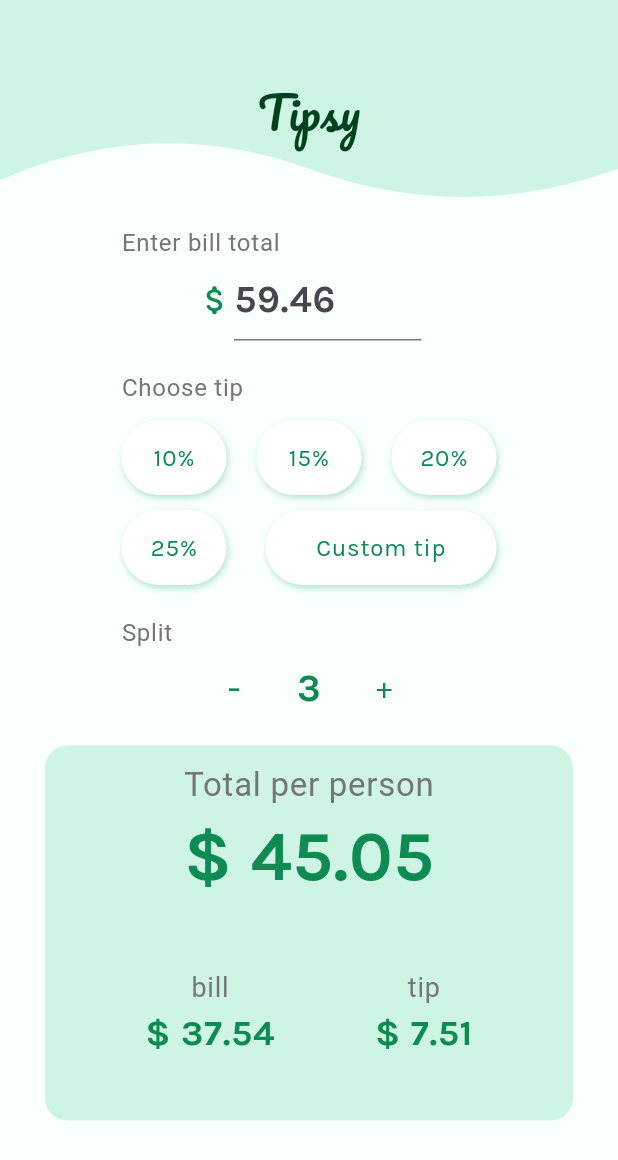
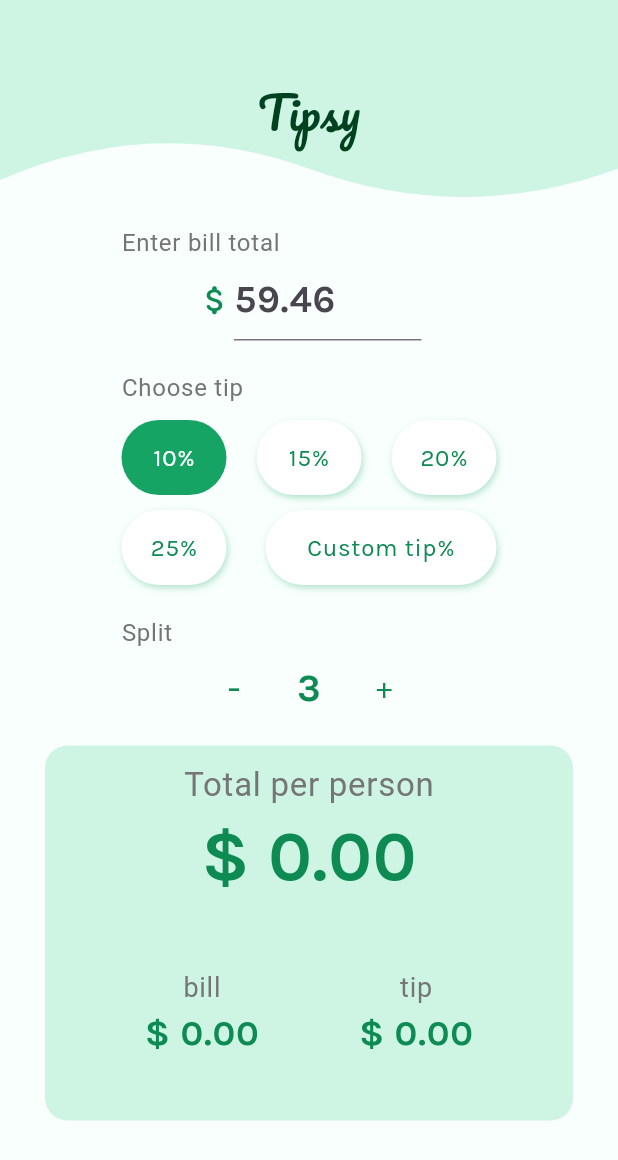
Before and after one commit to zg0ul/tpisy_tip_calculator, a Flutter app: the screen it shows after launch, on a phone screen of 412 x 824 dp. Shown: the top 1160 px of the screen. Run offline on Flutter 3.47's test engine with Material 2 defaults, Android fonts, the phone set to English and light mode, and no system bars; our stand-ins replace flutter_riverpod, google_fonts.

Commit message:
app done

```diff
--- a/lib/main.dart
+++ b/lib/main.dart
@@ -1,13 +1,19 @@
 import 'package:flutter/material.dart';
+import 'package:flutter_riverpod/flutter_riverpod.dart';
 import 'package:tipsy_tip_calculator/views/home_screen.dart';
 
 void main() {
-  runApp(const MyApp());
+  runApp(const ProviderScope(child: MyApp()));
 }
 
-class MyApp extends StatelessWidget {
+class MyApp extends StatefulWidget {
   const MyApp({super.key});
 
+  @override
+  State<MyApp> createState() => _MyAppState();
+}
+
+class _MyAppState extends State<MyApp> {
   // This widget is the root of your application.
   @override
   Widget build(BuildContext context) {
--- /dev/null
+++ b/lib/utils/controllers.dart
@@ -0,0 +1,3 @@
+import 'package:flutter/material.dart';
+
+final TextEditingController customTipButtonController = TextEditingController();
--- a/lib/utils/helpers/tip_button.dart
+++ b/lib/utils/helpers/tip_button.dart
@@ -1,43 +1,60 @@
 import 'package:flutter/material.dart';
-import 'package:tipsy_tip_calculator/utils/colors.dart';
+import 'package:flutter_riverpod/flutter_riverpod.dart';
+import 'package:tipsy_tip_calculator/utils/controllers.dart';
+import 'package:tipsy_tip_calculator/utils/enums.dart';
+import 'package:tipsy_tip_calculator/utils/providers.dart';
+import 'package:tipsy_tip_calculator/utils/styles/styles.dart';
 
-class TipButton extends StatelessWidget {
+class TipButton extends ConsumerWidget {
   final String text;
   final bool isPill;
-  const TipButton({required this.text, this.isPill = false, super.key});
+  final Tip label;
+  final Tip currentTip;
+  const TipButton({
+    required this.text,
+    required this.label,
+    required this.currentTip,
+    this.isPill = false,
+    super.key,
+  });
 
   @override
-  Widget build(BuildContext context) {
+  Widget build(BuildContext context, WidgetRef ref) {
     const int width = 70;
     final double buttonWidth = width * (isPill ? 2.2 : 1);
+    final bool isActive = label == currentTip;
+
     return GestureDetector(
-      onTap: () {},
+      onTap: () {
+        ref.read(tipProvider.notifier).state = label;
+      },
       child: Container(
         width: buttonWidth,
         height: 50,
-        decoration: BoxDecoration(
-          color: Colors.white,
-          borderRadius: BorderRadius.circular(55),
-          boxShadow: const [
-            BoxShadow(
-              color: shadowColor,
-              blurRadius: 3,
-              offset: Offset(1, 2),
-              blurStyle: BlurStyle.normal,
-              spreadRadius: 0.1,
-            ),
-          ],
-        ),
+        decoration: isActive ? activeBoxStyle : inactiveBoxStyle,
         child: Center(
-          child: Text(
-            text,
-            style: const TextStyle(
-              fontFamily: "Karmilla",
-              color: textColor,
-              fontSize: 16,
-              letterSpacing: 0.5,
-            ),
-          ),
+          child: isActive && label == Tip.custom
+              ? TextField(
+                  keyboardType: TextInputType.number,
+                  decoration: customTipActiveDecoration,
+                  style: activeTextStyle,
+                  controller: customTipButtonController,
+                  textAlign: TextAlign.center,
+                  textAlignVertical: TextAlignVertical.top,
+                  onChanged: (value) {
+                    ref.read(customTipButtonContents.notifier).state = value;
+                    final numvalue = double.tryParse(value);
+                    print(numvalue);
+                    ref
+                        .read(tipProvider.notifier)
+                        .state
+                        .customPercentage = numvalue ?? 0.0;
+                  },
+                )
+              : Text(
+                  '$text%',
+                  style: isActive ? activeTextStyle : inactiveTextStyle,
+                ),
         ),
       ),
     );
--- /dev/null
+++ b/lib/utils/providers.dart
@@ -0,0 +1,8 @@
+import 'package:flutter_riverpod/flutter_riverpod.dart';
+import 'package:tipsy_tip_calculator/utils/enums.dart';
+
+final totalBillProvider = StateProvider<num>((ref) => 0);
+final tipProvider = StateProvider<Tip>((ref) => Tip.ten);
+final splitCounterProvider = StateProvider<int>((ref) => 3);
+
+final customTipButtonContents = StateProvider<String?>((ref) => null);
--- a/lib/utils/colors.dart
+++ b/lib/utils/styles/colors.dart
@@ -9,3 +9,4 @@ const titleColor = Color.fromARGB(255, 0, 66, 32);
 // const textColor = Color.fromARGB(255, 90, 164, 127);
 const textColor = Color.fromARGB(255, 14, 138, 83);
 const shadowColor = Color.fromARGB(255, 182, 228, 208);
+const activeButtonColor = Color.fromARGB(255, 22, 164, 101);
--- /dev/null
+++ b/lib/utils/styles/styles.dart
@@ -0,0 +1,48 @@
+import 'package:flutter/material.dart';
+import 'package:tipsy_tip_calculator/utils/styles/colors.dart';
+
+const TextStyle inactiveTextStyle = TextStyle(
+  fontFamily: "Karmilla",
+  color: textColor,
+  fontSize: 16,
+  letterSpacing: 0.5,
+);
+
+const TextStyle activeTextStyle = TextStyle(
+  fontFamily: "Karmilla",
+  color: Colors.white,
+  fontSize: 16,
+  letterSpacing: 0.5,
+);
+
+BoxDecoration inactiveBoxStyle = BoxDecoration(
+  color: Colors.white,
+  borderRadius: BorderRadius.circular(55),
+  boxShadow: const [
+    BoxShadow(
+      color: shadowColor,
+      blurRadius: 3,
+      offset: Offset(1, 2),
+      blurStyle: BlurStyle.normal,
+      spreadRadius: 0.1,
+    ),
+  ],
+);
+
+BoxDecoration activeBoxStyle = BoxDecoration(
+  color: activeButtonColor,
+  borderRadius: BorderRadius.circular(55),
+);
+
+const InputDecoration customTipActiveDecoration = InputDecoration(
+  border: OutlineInputBorder(
+    gapPadding: 100,
+    borderRadius: BorderRadius.all(Radius.circular(55)),
+  ),
+  fillColor: activeButtonColor,
+  suffixText: '%',
+  suffixStyle: activeTextStyle,
+
+  // hintText: 'Custom tip',
+  // hintStyle: activeTextStyle,
+);
--- a/lib/views/home_screen.dart
+++ b/lib/views/home_screen.dart
@@ -1,14 +1,20 @@
 import 'package:flutter/material.dart';
+import 'package:flutter_riverpod/flutter_riverpod.dart';
 import 'package:google_fonts/google_fonts.dart';
-import 'package:tipsy_tip_calculator/utils/colors.dart';
+import 'package:tipsy_tip_calculator/utils/styles/colors.dart';
 import 'package:tipsy_tip_calculator/widgets/choose_tip.dart';
 import 'package:tipsy_tip_calculator/widgets/enter_bill.dart';
 import 'package:tipsy_tip_calculator/widgets/output.dart';
 import 'package:tipsy_tip_calculator/widgets/split.dart';
 
-class HomeScreen extends StatelessWidget {
+class HomeScreen extends ConsumerStatefulWidget {
   const HomeScreen({super.key});
 
+  @override
+  ConsumerState<HomeScreen> createState() => _HomeScreenState();
+}
+
+class _HomeScreenState extends ConsumerState<HomeScreen> {
   @override
   Widget build(BuildContext context) {
     return Scaffold(
--- a/lib/widgets/choose_tip.dart
+++ b/lib/widgets/choose_tip.dart
@@ -1,11 +1,17 @@
 import 'package:flutter/material.dart';
+import 'package:flutter_riverpod/flutter_riverpod.dart';
+import 'package:tipsy_tip_calculator/utils/enums.dart';
 import 'package:tipsy_tip_calculator/utils/helpers/tip_button.dart';
+import 'package:tipsy_tip_calculator/utils/providers.dart';
 
-class ChoosePillWidget extends StatelessWidget {
+class ChoosePillWidget extends ConsumerWidget {
   const ChoosePillWidget({super.key});
 
   @override
-  Widget build(BuildContext context) {
+  Widget build(BuildContext context, WidgetRef ref) {
+    final currentTip = ref.watch(tipProvider);
+    final String? customTip = ref.watch(customTipButtonContents.notifier).state;
+
     return SizedBox(
       width: 250,
       // height: 100,
@@ -21,20 +27,25 @@ class ChoosePillWidget extends StatelessWidget {
             ),
           ),
           const SizedBox(height: 10),
-          const Row(
+          Row(
             mainAxisAlignment: MainAxisAlignment.spaceBetween,
             children: [
-              TipButton(text: "10%"),
-              TipButton(text: "15%"),
-              TipButton(text: "20%"),
+              TipButton(text: "10", label: Tip.ten, currentTip: currentTip),
+              TipButton(text: "15", label: Tip.fifteen, currentTip: currentTip),
+              TipButton(text: "20", label: Tip.twenty, currentTip: currentTip),
             ],
           ),
           const SizedBox(height: 10),
-          const Row(
+          Row(
             mainAxisAlignment: MainAxisAlignment.spaceBetween,
             children: [
-              TipButton(text: "25%"),
-              TipButton(text: "Custom tip", isPill: true),
+              TipButton(
+                  text: "25", label: Tip.twentyFive, currentTip: currentTip),
+              TipButton(
+                  text: customTip ?? "Custom tip",
+                  isPill: true,
+                  label: Tip.custom,
+                  currentTip: currentTip),
             ],
           ),
         ],
--- a/lib/widgets/enter_bill.dart
+++ b/lib/widgets/enter_bill.dart
@@ -1,11 +1,13 @@
 import 'package:flutter/material.dart';
-import 'package:tipsy_tip_calculator/utils/colors.dart';
+import 'package:flutter_riverpod/flutter_riverpod.dart';
+import 'package:tipsy_tip_calculator/utils/providers.dart';
+import 'package:tipsy_tip_calculator/utils/styles/colors.dart';
 
-class EnterBillWidget extends StatelessWidget {
+class EnterBillWidget extends ConsumerWidget {
   const EnterBillWidget({super.key});
 
   @override
-  Widget build(BuildContext context) {
+  Widget build(BuildContext context, WidgetRef ref) {
     return SizedBox(
       // margin: const EdgeInsets.only(top: 30, left: 60, right: 60),
       width: 250,
@@ -21,7 +23,7 @@ class EnterBillWidget extends StatelessWidget {
               letterSpacing: 0.5,
             ),
           ),
-          const Align(
+          Align(
             alignment: Alignment.center,
             child: SizedBox(
               width: 150,
@@ -29,7 +31,7 @@ class EnterBillWidget extends StatelessWidget {
                 mainAxisAlignment: MainAxisAlignment.spaceBetween,
                 crossAxisAlignment: CrossAxisAlignment.center,
                 children: [
-                  Icon(
+                  const Icon(
                     Icons.attach_money_rounded,
                     size: 25,
                     color: textColor,
@@ -37,14 +39,20 @@ class EnterBillWidget extends StatelessWidget {
                   Expanded(
                     child: TextField(
                       keyboardType: TextInputType.number,
-                      style: TextStyle(
+                      style: const TextStyle(
                         color: textColor,
                         fontFamily: 'Karmilla',
                         fontWeight: FontWeight.w700,
                         fontSize: 25,
                         letterSpacing: 0.5,
                       ),
-                      decoration: InputDecoration(
+                      onChanged: (value) {
+                        print(value);
+
+                        ref.read(totalBillProvider.notifier).state =
+                            double.tryParse(value) ?? 0.0;
+                      },
+                      decoration: const InputDecoration(
                         // icon: Icon(
                         //   Icons.attach_money_rounded,
                         //   size: 25,
--- a/lib/widgets/output.dart
+++ b/lib/widgets/output.dart
@@ -1,11 +1,23 @@
 import 'package:flutter/material.dart';
-import 'package:tipsy_tip_calculator/utils/colors.dart';
+import 'package:flutter_riverpod/flutter_riverpod.dart';
+import 'package:tipsy_tip_calculator/utils/enums.dart';
+import 'package:tipsy_tip_calculator/utils/providers.dart';
+import 'package:tipsy_tip_calculator/utils/styles/colors.dart';
 
-class OutputWidget extends StatelessWidget {
+class OutputWidget extends ConsumerWidget {
   const OutputWidget({super.key});
 
   @override
-  Widget build(BuildContext context) {
+  Widget build(BuildContext context, WidgetRef ref) {
+    final totalBill = ref.watch(totalBillProvider);
+    final tipPercentage = ref.watch(tipProvider).percentage;
+    final splitCount = ref.watch(splitCounterProvider);
+
+    final tipPerPerson = (totalBill * tipPercentage) / splitCount;
+    final billPerPerson = totalBill / splitCount;
+    final totalAmountPerPerson =
+        (totalBill + totalBill * tipPercentage) / splitCount;
+
     return Container(
       height: 250,
       decoration: const BoxDecoration(
@@ -26,9 +38,9 @@ class OutputWidget extends StatelessWidget {
                     letterSpacing: 0.5,
                   ),
                 ),
-                const Text(
-                  '\$ 45.05',
-                  style: TextStyle(
+                Text(
+                  '\$ ${totalAmountPerPerson.toStringAsFixed(2)}',
+                  style: const TextStyle(
                     color: textColor,
                     fontFamily: 'Karmilla',
                     fontWeight: FontWeight.w700,
@@ -52,9 +64,9 @@ class OutputWidget extends StatelessWidget {
                         letterSpacing: 0.5,
                       ),
                     ),
-                    const Text(
-                      '\$ 37.54',
-                      style: TextStyle(
+                    Text(
+                      '\$ ${billPerPerson.toStringAsFixed(2)}',
+                      style: const TextStyle(
                         color: textColor,
                         fontFamily: 'Karmilla',
                         fontWeight: FontWeight.w700,
@@ -74,9 +86,9 @@ class OutputWidget extends StatelessWidget {
                         letterSpacing: 0.5,
                       ),
                     ),
-                    const Text(
-                      '\$ 7.51',
-                      style: TextStyle(
+                    Text(
+                      '\$ ${tipPerPerson.toStringAsFixed(2)}',
+                      style: const TextStyle(
                         color: textColor,
                         fontFamily: 'Karmilla',
                         fontWeight: FontWeight.w700,
--- a/lib/widgets/split.dart
+++ b/lib/widgets/split.dart
@@ -1,11 +1,15 @@
 import 'package:flutter/material.dart';
-import 'package:tipsy_tip_calculator/utils/colors.dart';
+import 'package:flutter_riverpod/flutter_riverpod.dart';
+import 'package:tipsy_tip_calculator/utils/enums.dart';
+import 'package:tipsy_tip_calculator/utils/styles/colors.dart';
+import 'package:tipsy_tip_calculator/utils/providers.dart';
 
-class SplitWidget extends StatelessWidget {
+class SplitWidget extends ConsumerWidget {
   const SplitWidget({super.key});
 
   @override
-  Widget build(BuildContext context) {
+  Widget build(BuildContext context, WidgetRef ref) {
+    final splitCount = ref.watch(splitCounterProvider);
     return SizedBox(
       width: 250,
       child: Column(
@@ -23,7 +27,12 @@ class SplitWidget extends StatelessWidget {
             mainAxisAlignment: MainAxisAlignment.center,
             children: [
               TextButton(
-                onPressed: () {},
+                onPressed: () {
+                  if (splitCount >= 3) {
+                    ref.read(splitCounterProvider.notifier).state =
+                        splitCount - 1;
+                  }
+                },
                 child: const Text(
                   '-',
                   style: TextStyle(
@@ -36,9 +45,9 @@ class SplitWidget extends StatelessWidget {
                 ),
               ),
               const SizedBox(width: 10),
-              const Text(
-                '3',
-                style: TextStyle(
+              Text(
+                splitCount.toString(),
+                style: const TextStyle(
                   fontFamily: "Karmilla",
                   fontWeight: FontWeight.w700,
                   color: textColor,
@@ -48,7 +57,16 @@ class SplitWidget extends StatelessWidget {
               ),
               const SizedBox(width: 10),
               TextButton(
-                onPressed: () {},
+                onPressed: () {
+                  if (splitCount < 30) {
+                    ref.read(splitCounterProvider.notifier).state =
+                        splitCount + 1;
+                    print(ref
+                        .read(tipProvider.notifier)
+                        .state
+                        .customPercentage);
+                  }
+                },
                 child: const Text(
                   '+',
                   style: TextStyle(
--- a/pubspec.yaml
+++ b/pubspec.yaml
@@ -35,6 +35,10 @@ dependencies:
   # Use with the CupertinoIcons class for iOS style icons.
   cupertino_icons: ^1.0.2
   google_fonts: ^5.1.0
+  bloc: ^8.1.2
+  flutter_bloc: ^8.1.3
+  equatable: ^2.0.5
+  flutter_riverpod: ^2.4.0
 
 dev_dependencies:
   flutter_test:
```
Also changed, not shown: lib/utils/enums.dart (added, +45 -0 lines), pubspec.lock.
